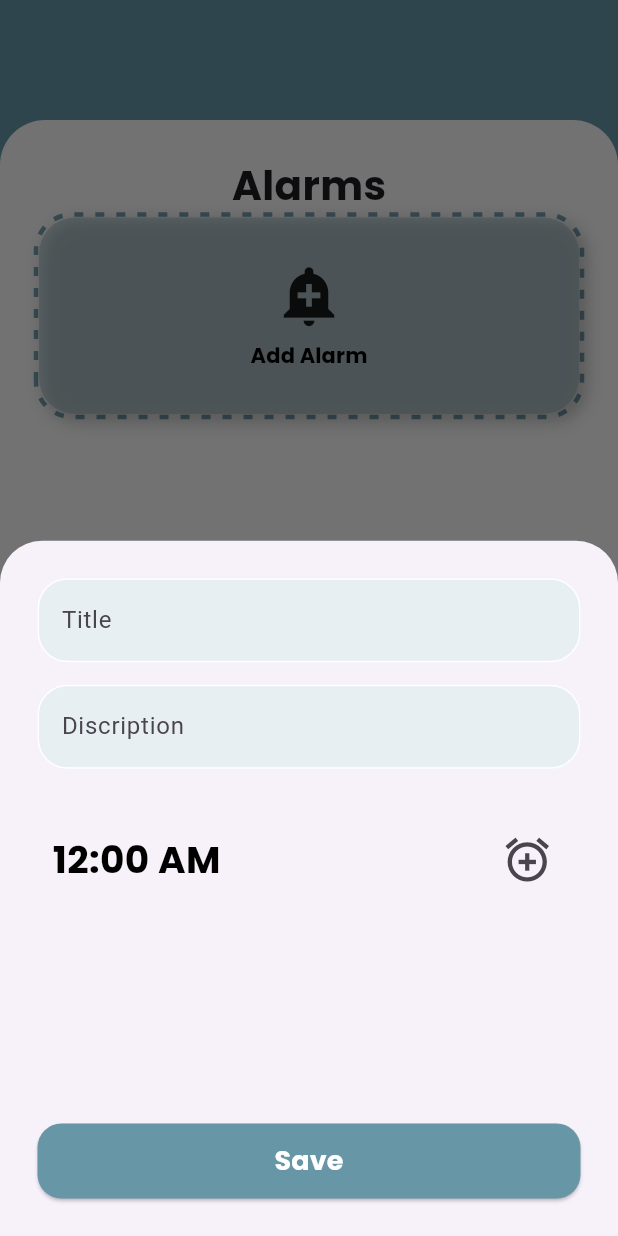
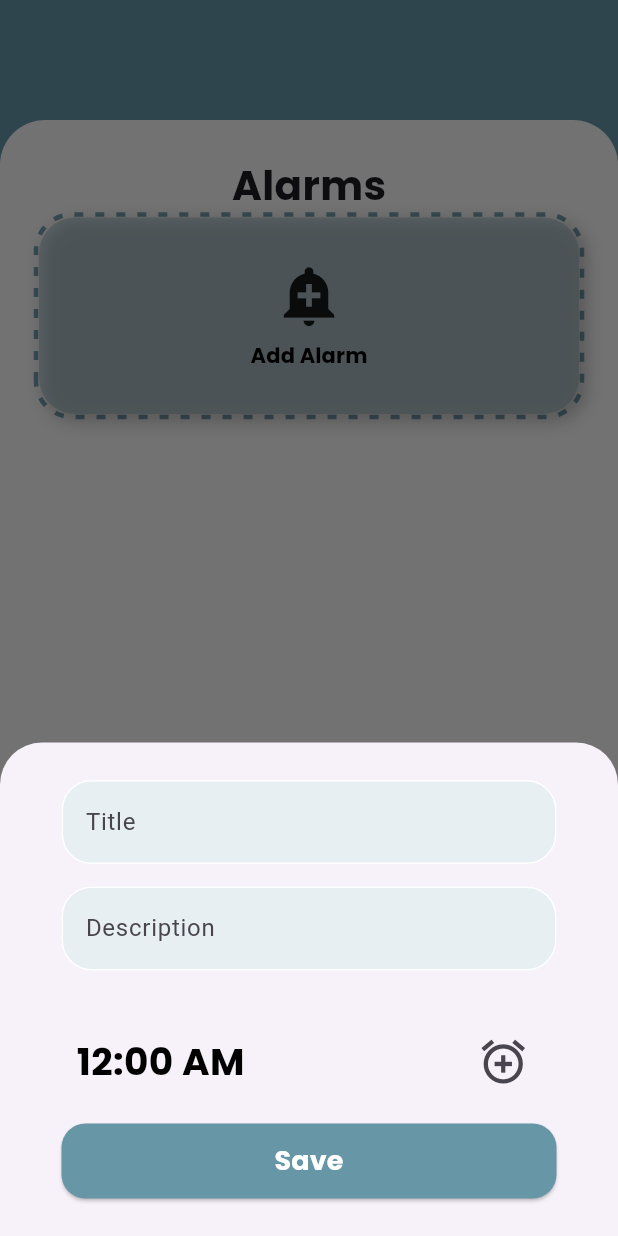
Before and after one commit to khaledtarek12/health_care_graduation, a Flutter app: the PatientView screen opened by its route, item 3 of the bottom bar chosen, after a tap on "Add Alarm", on a phone screen of 412 x 824 dp. Run offline on Flutter 3.47's test engine with Material 3 defaults, Android fonts, the phone set to English and light mode, and no system bars; drawn by our look-alikes of curved_navigation_bar, dotted_border; our stand-ins replace bloc, cloud_firestore, firebase_auth, firebase_core, flutter_bloc, flutter_local_notifications and 10 more; accounts and stored records are empty.

Commit message:
edit  bottom sheet

```diff
--- a/lib/Featuers/patient_pages/views/widget/add_alarm_button.dart
+++ b/lib/Featuers/patient_pages/views/widget/add_alarm_button.dart
@@ -1,9 +1,9 @@
 import 'package:dotted_border/dotted_border.dart';
 import 'package:flutter/material.dart';
 import 'package:health_care/Featuers/const.dart';
+import 'package:health_care/Featuers/patient_pages/views/widget/add_bottom_sheet.dart';
 import 'package:health_care/core/utils/styles.dart';
 import 'package:health_care/Featuers/patient_pages/data/services/local_notification.service.dart';
-import 'package:health_care/Featuers/patient_pages/views/widget/bottom_sheet.dart';
 
 class AddAlramButton extends StatelessWidget {
   const AddAlramButton({
@@ -34,10 +34,10 @@ class AddAlramButton extends StatelessWidget {
           padding: const EdgeInsets.symmetric(horizontal: 32, vertical: 29),
           onPressed: () {
             showModalBottomSheet(
-              constraints: const BoxConstraints(maxHeight: 500),
+              isScrollControlled: true,
               context: context,
               builder: (context) {
-                return const BottomSheetpage();
+                return const AddBottomSheet();
               },
             );
             LocalNotificationServices.showBasicNotification();
--- /dev/null
+++ b/lib/Featuers/patient_pages/views/widget/add_bottom_sheet.dart
@@ -0,0 +1,23 @@
+import 'package:flutter/material.dart';
+import 'package:health_care/Featuers/patient_pages/views/widget/bottom_sheet.dart';
+
+class AddBottomSheet extends StatelessWidget {
+  const AddBottomSheet({super.key});
+
+  @override
+  Widget build(BuildContext context) {
+    return Padding(
+      padding: EdgeInsets.only(
+        left: 16,
+        right: 16,
+        bottom: MediaQuery.of(context).viewInsets.bottom +
+            MediaQuery.of(context)
+                .padding
+                .bottom, // Adjust padding to accommodate the keyboard
+      ),
+      child: const SingleChildScrollView(
+        child: BottomSheetpage(),
+      ),
+    );
+  }
+}
--- a/lib/Featuers/patient_pages/views/widget/bottom_sheet.dart
+++ b/lib/Featuers/patient_pages/views/widget/bottom_sheet.dart
@@ -1,7 +1,7 @@
 import 'package:flutter/material.dart';
 import 'package:flutter_bloc/flutter_bloc.dart';
+import 'package:health_care/Featuers/login_and_signup/Screens/Widget/custom_button.dart';
 import 'package:health_care/core/utils/styles.dart';
-import 'package:health_care/Featuers/login_and_signup/Screens/Widget/custom_button.dart';
 import 'package:health_care/Featuers/login_and_signup/Screens/Widget/text_form_validator_field.dart';
 import 'package:health_care/Featuers/patient_pages/cubits/alarm/alarm_data_cubit.dart';
 import 'package:health_care/Featuers/patient_pages/data/model/alarm_info.module.dart';
@@ -18,6 +18,7 @@ class _BottomSheetpageState extends State<BottomSheetpage> {
   late String description;
   late TimeOfDay timeOfDay;
   late AlarmInfo alarmInfo;
+
   @override
   void initState() {
     timeOfDay = const TimeOfDay(hour: 0, minute: 00);
@@ -27,29 +28,38 @@ class _BottomSheetpageState extends State<BottomSheetpage> {
 
   @override
   Widget build(BuildContext context) {
-    return Container(
-      padding: const EdgeInsetsDirectional.all(25),
+    return SingleChildScrollView(
+      child: Container(
+        padding: const EdgeInsets.all(25),
         child: Column(
+          mainAxisSize: MainAxisSize.min, // Set mainAxisSize to min
           children: [
-          CustomFormTextField(
+            Flexible(
+              // Wrap each child with Flexible
+              child: CustomFormTextField(
                 hint: 'Title',
                 onChange: (value) {
                   alarmInfo.title = value;
                 },
               ),
-          CustomFormTextField(
-            hint: 'Discription',
+            ),
+            Flexible(
+              child: CustomFormTextField(
+                hint: 'Description',
                 onChange: (value) {
                   alarmInfo.description = value;
                 },
+              ),
             ),
             Padding(
               padding: const EdgeInsets.only(top: 20, left: 10, right: 10),
               child: Row(
                 mainAxisAlignment: MainAxisAlignment.spaceBetween,
                 children: [
-                Text(timeOfDay.format(context).toString(),
-                    style: style25.copyWith(color: Colors.black)),
+                  Text(
+                    timeOfDay.format(context).toString(),
+                    style: style25.copyWith(color: Colors.black),
+                  ),
                   IconButton(
                     onPressed: () {
                       showtimepicker();
@@ -57,11 +67,12 @@ class _BottomSheetpageState extends State<BottomSheetpage> {
                     icon: const Icon(
                       Icons.add_alarm,
                       size: 35,
-                    ))
+                    ),
+                  )
                 ],
               ),
             ),
-          const Spacer(),
+            const SizedBox(height: 16), // Add some space between widgets
             CusttomButton(
               text: 'Save',
               onTap: () {
@@ -69,8 +80,10 @@ class _BottomSheetpageState extends State<BottomSheetpage> {
                 BlocProvider.of<AlarmDataCubit>(context)
                     .addAlarm(alarm: alarmInfo);
                 Navigator.pop(context);
-              }),
+              },
+            ),
           ],
+        ),
       ),
     );
   }
```
Lines whose indentation alone changed are shown as unchanged.
